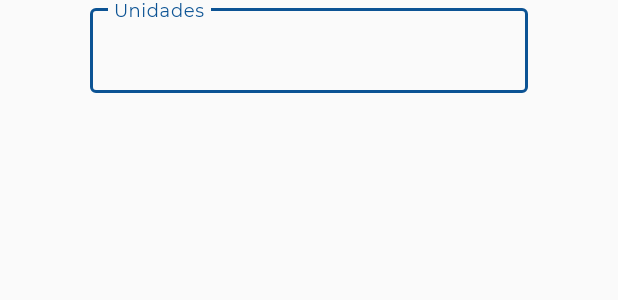
After one commit to ricardozal/TonicLifeFenixAndroid, an Android app: the layout fragment_shopping_cart_change_quantity.xml on its own in the app's theme, with its tools: preview values and no code run, on a phone screen of 412 x 824 dp. The commit adds this screen. Shown: the top 300 px of the screen. Run offline under Robolectric (Android 15) with nearby library versions, the phone set to English and light mode, and no system bars.

Commit message:
Shopping Cart process

```diff
--- a/app/src/main/java/com/bigtechsolutions/toniclifefenix/data/dao/ShoppingCartDao.java
+++ b/app/src/main/java/com/bigtechsolutions/toniclifefenix/data/dao/ShoppingCartDao.java
@@ -16,8 +16,8 @@ public interface ShoppingCartDao {
     @Insert
     void insert(ShoppingCart product);
 
-    @Update
-    void update(ShoppingCart product);
+    @Query("UPDATE shopping_cart SET quantity = :quantityNum WHERE id = :productId")
+    void updateQuantity(int quantityNum, int productId);
 
     @Query("DELETE FROM shopping_cart")
     void deleteAll();
--- /dev/null
+++ b/app/src/main/res/layout/fragment_shopping_cart_change_quantity.xml
@@ -0,0 +1,28 @@
+<?xml version="1.0" encoding="utf-8"?>
+<androidx.coordinatorlayout.widget.CoordinatorLayout xmlns:android="http://schemas.android.com/apk/res/android"
+    xmlns:tools="http://schemas.android.com/tools"
+    android:layout_width="match_parent"
+    android:layout_height="match_parent"
+    xmlns:app="http://schemas.android.com/apk/res-auto"
+    android:theme="@style/Theme.TonicLife"
+    tools:context=".ui.ShoppingCartChangeQuantityFragment">
+
+    <com.google.android.material.textfield.TextInputLayout
+        android:id="@+id/updateQuantity"
+        android:layout_width="match_parent"
+        android:layout_height="wrap_content"
+        android:layout_marginHorizontal="60dp"
+        android:hint="@string/unidades"
+        app:endIconMode="clear_text"
+        app:errorEnabled="true"
+        style="@style/Widget.MaterialComponents.TextInputLayout.OutlinedBox">
+
+        <com.google.android.material.textfield.TextInputEditText
+            android:layout_width="match_parent"
+            android:layout_height="wrap_content"
+            android:inputType="numberSigned"
+            />
+
+    </com.google.android.material.textfield.TextInputLayout>
+
+</androidx.coordinatorlayout.widget.CoordinatorLayout>
--- a/app/src/main/res/values/strings.xml
+++ b/app/src/main/res/values/strings.xml
@@ -32,6 +32,7 @@
     <string name="unidades">Unidades</string>
     <string name="checkout">Continuar compra</string>
     <string name="totalTitle">Total</string>
-    <string name="shoppingCartTitle" >Carrito de compras</string>
+    <string name="shoppingCartTitle">Carrito de compras</string>
+    <string name="empty_cart">El carrito está vacío</string>
 
 </resources>
```
Also changed, not shown: app/src/main/java/com/bigtechsolutions/toniclifefenix/ui/ShoppingCartActivity.java (+61 -6 lines), app/src/main/java/com/bigtechsolutions/toniclifefenix/ui/ShoppingCartChangeQuantityFragment.java (added, +69 -0 lines), app/src/main/java/com/bigtechsolutions/toniclifefenix/ui/ShoppingCartRecyclerViewAdapter.java (+42 -27 lines), app/src/main/res/layout/activity_shopping_cart.xml (+10 -0 lines).
